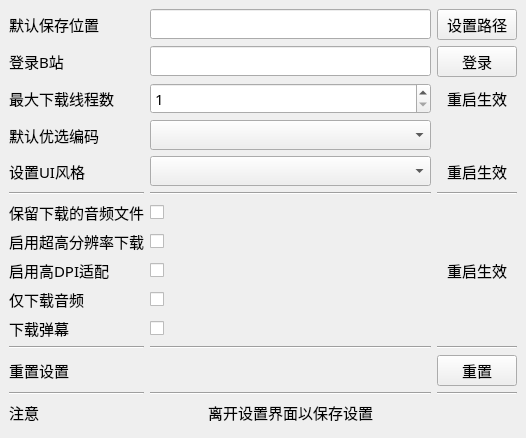
Before: the Qt Designer form src/ui_settingswidget.ui in Majjcom/BiliDownloader, drawn with Qt 5.
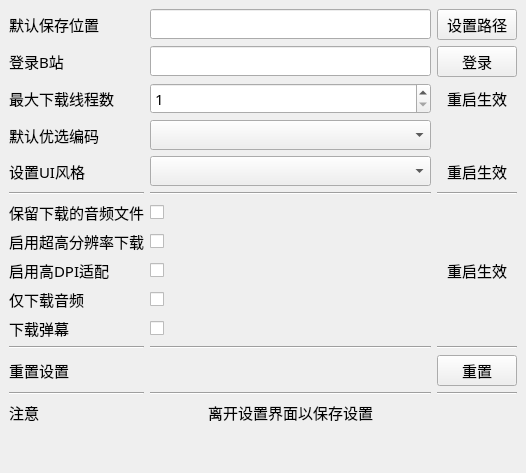
After: the same form once the commit is applied. Custom widgets are drawn as their Qt base class.

What changed in the file:
```diff
--- a/src/ui_settingswidget.ui
+++ b/src/ui_settingswidget.ui
@@ -2,14 +2,6 @@
 <ui version="4.0">
  <class>SettingsWidget</class>
  <widget class="QWidget" name="SettingsWidget">
-  <property name="geometry">
-   <rect>
-    <x>0</x>
-    <y>0</y>
-    <width>526</width>
-    <height>438</height>
-   </rect>
-  </property>
   <property name="font">
    <font>
     <family>HarmonyOS Sans SC</family>
@@ -55,7 +47,7 @@
         <x>0</x>
         <y>0</y>
         <width>526</width>
-        <height>438</height>
+        <height>511</height>
        </rect>
       </property>
       <layout class="QGridLayout" name="gridLayout_2">
```
Left out of the diff: 16 changed lines with no effect on the pictures.
